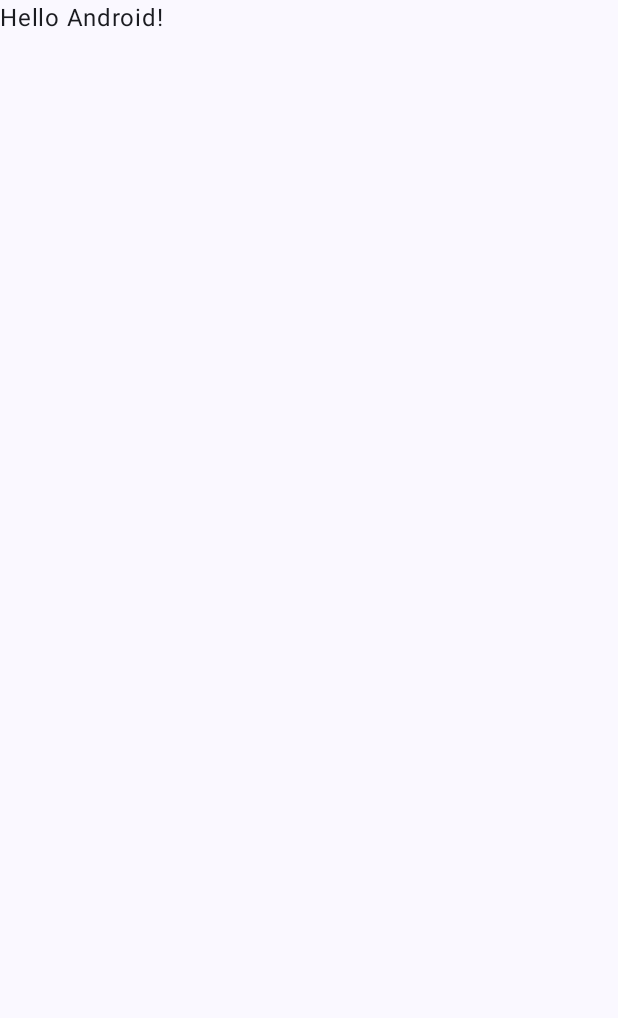
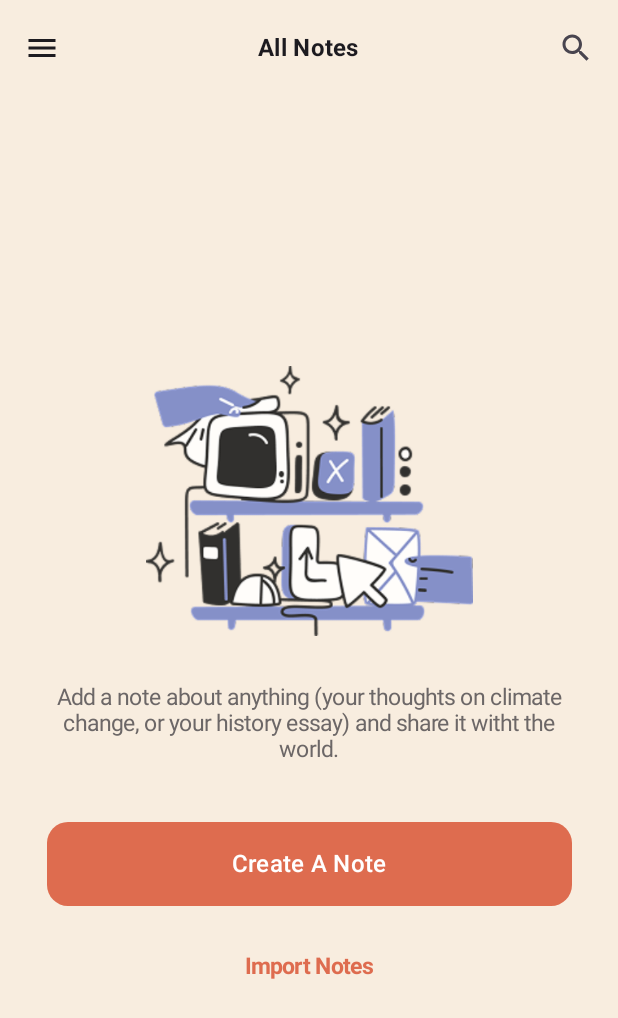
Before and after one commit to edufelip/MyNoteTakingApp, an Android app built with Jetpack Compose: the screen it shows after launch (MainActivity), on a phone screen of 412 x 824 dp. Before the commit the part shown is almost empty. Shown: the top 1018 px of the screen. Run offline under Robolectric (Android 15) with nearby library versions, the phone set to English and light mode, and no system bars.

Commit message:
feature/01: Building first screen

```diff
--- a/app/src/main/java/com/edufelip/notetakingapp/MainActivity.kt
+++ b/app/src/main/java/com/edufelip/notetakingapp/MainActivity.kt
@@ -4,20 +4,7 @@ import android.os.Bundle
 import androidx.activity.ComponentActivity
 import androidx.activity.compose.setContent
 import androidx.activity.enableEdgeToEdge
-import androidx.compose.foundation.layout.fillMaxSize
-import androidx.compose.foundation.layout.padding
-import androidx.compose.material.icons.Icons
-import androidx.compose.material.icons.filled.Add
-import androidx.compose.material3.ExperimentalMaterial3Api
-import androidx.compose.material3.FloatingActionButton
-import androidx.compose.material3.Icon
-import androidx.compose.material3.Scaffold
-import androidx.compose.material3.Text
-import androidx.compose.material3.TopAppBar
-import androidx.compose.runtime.Composable
-import androidx.compose.ui.Modifier
-import androidx.compose.ui.tooling.preview.Preview
-import androidx.compose.ui.unit.dp
+import com.edufelip.notetakingapp.ui.screens.home.HomeScreen
 import com.edufelip.notetakingapp.ui.theme.NoteTakingAppTheme
 
 class MainActivity : ComponentActivity() {
@@ -26,29 +13,8 @@ class MainActivity : ComponentActivity() {
         enableEdgeToEdge()
         setContent {
             NoteTakingAppTheme {
-                Scaffold(modifier = Modifier.fillMaxSize()) { innerPadding ->
-                    Greeting(
-                        name = "Android",
-                        modifier = Modifier.padding(innerPadding)
-                    )
-                }
+                HomeScreen()
             }
         }
     }
 }
-
-@Composable
-fun Greeting(name: String, modifier: Modifier = Modifier) {
-    Text(
-        text = "Hello $name!",
-        modifier = modifier
-    )
-}
-
-@Preview(showBackground = true)
-@Composable
-fun GreetingPreview() {
-    NoteTakingAppTheme {
-        Greeting("Android")
-    }
-}
--- /dev/null
+++ b/app/src/main/java/com/edufelip/notetakingapp/ui/screens/emptyNotes/EmptyNotesScreen.kt
@@ -0,0 +1,111 @@
+package com.edufelip.notetakingapp.ui.screens.emptyNotes
+
+import androidx.compose.foundation.Image
+import androidx.compose.foundation.layout.Box
+import androidx.compose.foundation.layout.Column
+import androidx.compose.foundation.layout.Spacer
+import androidx.compose.foundation.layout.fillMaxSize
+import androidx.compose.foundation.layout.fillMaxWidth
+import androidx.compose.foundation.layout.height
+import androidx.compose.foundation.layout.padding
+import androidx.compose.foundation.shape.RoundedCornerShape
+import androidx.compose.material3.Button
+import androidx.compose.material3.MaterialTheme
+import androidx.compose.material3.Scaffold
+import androidx.compose.material3.Text
+import androidx.compose.material3.TextButton
+import androidx.compose.runtime.Composable
+import androidx.compose.ui.Alignment
+import androidx.compose.ui.Modifier
+import androidx.compose.ui.graphics.ImageBitmap
+import androidx.compose.ui.res.imageResource
+import androidx.compose.ui.res.painterResource
+import androidx.compose.ui.text.font.FontWeight
+import androidx.compose.ui.text.style.TextAlign
+import androidx.compose.ui.tooling.preview.Preview
+import androidx.compose.ui.unit.dp
+import com.edufelip.notetakingapp.R
+import com.edufelip.notetakingapp.ui.theme.GrayText
+import com.edufelip.notetakingapp.ui.theme.NoteTakingAppTheme
+import com.edufelip.notetakingapp.ui.theme.PrimaryRed
+
+@Composable
+fun EmptyNotesScreen(
+    openDrawer: () -> Unit = {},
+    onClickCreateNote: () -> Unit = {},
+    onClickImportNotes: () -> Unit = {}
+) {
+    Scaffold(
+        topBar = {
+            EmptyNotesScreenTopBar(onMenuClick = openDrawer)
+        }
+    ) { padding ->
+        Box(
+            modifier = Modifier
+                .fillMaxSize()
+                .padding(padding)
+        ) {
+            Column(
+                modifier = Modifier
+                    .fillMaxWidth()
+                    .align(Alignment.Center),
+                horizontalAlignment = Alignment.CenterHorizontally
+            ) {
+                Spacer(modifier = Modifier.height(24.dp))
+                Image(
+                    painter = painterResource(id = R.drawable.empty_notes_screen_cover),
+                    contentDescription = "Empty Notes Screen Cover",
+                    modifier = Modifier
+                        .height(180.dp)
+                        .fillMaxWidth(0.7f)
+                )
+                Spacer(modifier = Modifier.height(32.dp))
+                Text(
+                    text = "Add a note about anything (your thoughts on climate change, or your history essay) and share it witht the world.",
+                    style = MaterialTheme.typography.bodyMedium,
+                    color = GrayText,
+                    textAlign = TextAlign.Center,
+                    modifier = Modifier.padding(horizontal = 32.dp)
+                )
+                Spacer(modifier = Modifier.height(40.dp))
+                Button(
+                    onClick = {
+                        onClickCreateNote()
+                    },
+                    shape = RoundedCornerShape(14.dp),
+                    modifier = Modifier
+                        .fillMaxWidth(0.85f)
+                        .height(56.dp)
+                ) {
+                    Text(
+                        text = "Create A Note",
+                        style = MaterialTheme.typography.titleMedium.copy(
+                            fontWeight = FontWeight.SemiBold
+                        )
+                    )
+                }
+                Spacer(modifier = Modifier.height(16.dp))
+                TextButton(
+                    onClick = {
+                        onClickImportNotes()
+                    }
+                ) {
+                    Text(
+                        text = "Import Notes",
+                        style = MaterialTheme.typography.bodyMedium.copy(
+                            color = PrimaryRed, fontWeight = FontWeight.Bold
+                        )
+                    )
+                }
+            }
+        }
+    }
+}
+
+@Composable
+@Preview
+fun EmptyNotesScreenPreview() {
+    NoteTakingAppTheme {
+        EmptyNotesScreen()
+    }
+}
--- /dev/null
+++ b/app/src/main/java/com/edufelip/notetakingapp/ui/screens/emptyNotes/EmptyNotesTopBar.kt
@@ -0,0 +1,66 @@
+package com.edufelip.notetakingapp.ui.screens.emptyNotes
+
+import androidx.compose.material.icons.Icons
+import androidx.compose.material.icons.filled.Menu
+import androidx.compose.material.icons.filled.Search
+import androidx.compose.material3.CenterAlignedTopAppBar
+import androidx.compose.material3.ExperimentalMaterial3Api
+import androidx.compose.material3.Icon
+import androidx.compose.material3.IconButton
+import androidx.compose.material3.MaterialTheme
+import androidx.compose.material3.Text
+import androidx.compose.material3.TopAppBarDefaults
+import androidx.compose.runtime.Composable
+import androidx.compose.ui.text.font.FontWeight
+import androidx.compose.ui.tooling.preview.Preview
+import com.edufelip.notetakingapp.ui.theme.NoteTakingAppTheme
+
+@OptIn(ExperimentalMaterial3Api::class)
+@Composable
+fun EmptyNotesScreenTopBar(
+    onMenuClick: () -> Unit = {},
+    onSearchClick: () -> Unit = {}
+) {
+    CenterAlignedTopAppBar(
+        title = {
+            Text(
+                text = "All Notes",
+                style = MaterialTheme.typography.titleMedium.copy(
+                    fontWeight = FontWeight.Bold
+                )
+            )
+        },
+        navigationIcon = {
+            IconButton(
+                onClick = {
+                    onMenuClick()
+                }
+            ) {
+                Icon(
+                    imageVector = Icons.Default.Menu,
+                    contentDescription = "Search"
+                )
+            }
+        },
+        actions = {
+            IconButton(
+                onClick = {
+                    onSearchClick()
+                }
+            ) {
+                Icon(Icons.Default.Search, contentDescription = "Search")
+            }
+        },
+        colors = TopAppBarDefaults.centerAlignedTopAppBarColors().copy(
+            containerColor = MaterialTheme.colorScheme.background
+        )
+    )
+}
+
+@Composable
+@Preview
+fun EmptyScreenTopBarPreview() {
+    NoteTakingAppTheme {
+        EmptyNotesScreenTopBar()
+    }
+}
--- /dev/null
+++ b/app/src/main/java/com/edufelip/notetakingapp/ui/screens/home/DrawerContent.kt
@@ -0,0 +1,38 @@
+package com.edufelip.notetakingapp.ui.screens.home
+
+import androidx.compose.foundation.layout.padding
+import androidx.compose.material3.HorizontalDivider
+import androidx.compose.material3.ModalDrawerSheet
+import androidx.compose.material3.NavigationDrawerItem
+import androidx.compose.material3.NavigationDrawerItemDefaults
+import androidx.compose.material3.Text
+import androidx.compose.runtime.Composable
+import androidx.compose.ui.Modifier
+import androidx.compose.ui.tooling.preview.Preview
+import androidx.compose.ui.unit.dp
+import com.edufelip.notetakingapp.ui.theme.NoteTakingAppTheme
+
+@Composable
+fun DrawerContent() {
+    ModalDrawerSheet {
+        Text(
+            text =  "My Notes",
+            modifier = Modifier.padding(16.dp)
+        )
+        HorizontalDivider()
+        NavigationDrawerItem(
+            label = { Text(text = "Create Note") },
+            selected = true,
+            onClick = {},
+            modifier = Modifier.padding(NavigationDrawerItemDefaults.ItemPadding)
+        )
+    }
+}
+
+@Composable
+@Preview
+fun DrawerContentPreview() {
+    NoteTakingAppTheme {
+        DrawerContent()
+    }
+}
--- /dev/null
+++ b/app/src/main/java/com/edufelip/notetakingapp/ui/screens/home/HomeScreen.kt
@@ -0,0 +1,55 @@
+package com.edufelip.notetakingapp.ui.screens.home
+
+import androidx.compose.material3.DrawerValue
+import androidx.compose.material3.ModalNavigationDrawer
+import androidx.compose.material3.rememberDrawerState
+import androidx.compose.runtime.Composable
+import androidx.compose.runtime.rememberCoroutineScope
+import androidx.compose.ui.tooling.preview.Preview
+import com.edufelip.notetakingapp.ui.screens.emptyNotes.EmptyNotesScreen
+import com.edufelip.notetakingapp.ui.theme.NoteTakingAppTheme
+import kotlinx.coroutines.launch
+
+@Composable
+fun HomeScreen(
+    initialDrawerState: DrawerValue = DrawerValue.Closed
+) {
+    val drawerState = rememberDrawerState(initialDrawerState)
+    val scope = rememberCoroutineScope()
+    ModalNavigationDrawer(
+        drawerState = drawerState,
+        drawerContent = {
+            DrawerContent()
+        }
+    ) {
+        EmptyNotesScreen(
+            openDrawer = {
+                scope.launch {
+                    drawerState.open()
+                }
+            },
+            onClickCreateNote = {
+                // Navigate to create note
+            },
+            onClickImportNotes = {
+                // Import Notes
+            }
+        )
+    }
+}
+
+@Preview
+@Composable
+fun HomeScreenOpenPreview() {
+    NoteTakingAppTheme {
+        HomeScreen(DrawerValue.Open)
+    }
+}
+
+@Preview
+@Composable
+fun HomeScreenClosedPreview() {
+    NoteTakingAppTheme {
+        HomeScreen(DrawerValue.Closed)
+    }
+}
--- a/app/src/main/java/com/edufelip/notetakingapp/ui/theme/Color.kt
+++ b/app/src/main/java/com/edufelip/notetakingapp/ui/theme/Color.kt
@@ -2,10 +2,8 @@ package com.edufelip.notetakingapp.ui.theme
 
 import androidx.compose.ui.graphics.Color
 
-val Purple80 = Color(0xFFD0BCFF)
-val PurpleGrey80 = Color(0xFFCCC2DC)
-val Pink80 = Color(0xFFEFB8C8)
-
-val Purple40 = Color(0xFF6650a4)
-val PurpleGrey40 = Color(0xFF625b71)
-val Pink40 = Color(0xFF7D5260)
+val Beige = Color(0xFFF8EDDF)
+val PrimaryRed = Color(0xFFDE6C4F)
+val GrayText = Color(0xFF6c6767)
+val Black = Color(0xFF2D2D2D)
+val White = Color(0xFFFFFFFF)
--- a/app/src/main/java/com/edufelip/notetakingapp/ui/theme/Theme.kt
+++ b/app/src/main/java/com/edufelip/notetakingapp/ui/theme/Theme.kt
@@ -1,6 +1,5 @@
 package com.edufelip.notetakingapp.ui.theme
 
-import android.app.Activity
 import android.os.Build
 import androidx.compose.foundation.isSystemInDarkTheme
 import androidx.compose.material3.MaterialTheme
@@ -11,33 +10,18 @@ import androidx.compose.material3.lightColorScheme
 import androidx.compose.runtime.Composable
 import androidx.compose.ui.platform.LocalContext
 
-private val DarkColorScheme = darkColorScheme(
-    primary = Purple80,
-    secondary = PurpleGrey80,
-    tertiary = Pink80
-)
-
 private val LightColorScheme = lightColorScheme(
-    primary = Purple40,
-    secondary = PurpleGrey40,
-    tertiary = Pink40
-
-    /* Other default colors to override
-    background = Color(0xFFFFFBFE),
-    surface = Color(0xFFFFFBFE),
-    onPrimary = Color.White,
-    onSecondary = Color.White,
-    onTertiary = Color.White,
-    onBackground = Color(0xFF1C1B1F),
-    onSurface = Color(0xFF1C1B1F),
-    */
+    background = Beige,
+    primary = PrimaryRed,
+    onPrimary = White,
+    onBackground = Black,
+    secondary = PrimaryRed
 )
 
 @Composable
 fun NoteTakingAppTheme(
     darkTheme: Boolean = isSystemInDarkTheme(),
-    // Dynamic color is available on Android 12+
-    dynamicColor: Boolean = true,
+    dynamicColor: Boolean = false,
     content: @Composable () -> Unit
 ) {
     val colorScheme = when {
@@ -46,7 +30,6 @@ fun NoteTakingAppTheme(
             if (darkTheme) dynamicDarkColorScheme(context) else dynamicLightColorScheme(context)
         }
 
-        darkTheme -> DarkColorScheme
         else -> LightColorScheme
     }
 
--- a/app/src/main/java/com/edufelip/notetakingapp/ui/theme/Type.kt
+++ b/app/src/main/java/com/edufelip/notetakingapp/ui/theme/Type.kt
@@ -6,29 +6,17 @@ import androidx.compose.ui.text.font.FontFamily
 import androidx.compose.ui.text.font.FontWeight
 import androidx.compose.ui.unit.sp
 
-// Set of Material typography styles to start with
 val Typography = Typography(
-    bodyLarge = TextStyle(
+    titleLarge = TextStyle(
+        fontFamily = FontFamily.Default,
+        fontWeight = FontWeight.Black,
+        fontSize = 22.sp,
+        color = Black
+    ),
+    bodyMedium = TextStyle(
         fontFamily = FontFamily.Default,
         fontWeight = FontWeight.Normal,
-        fontSize = 16.sp,
-        lineHeight = 24.sp,
-        letterSpacing = 0.5.sp
+        fontSize = 15.sp,
+        color = GrayText
     )
-    /* Other default text styles to override
-    titleLarge = TextStyle(
-        fontFamily = FontFamily.Default,
-        fontWeight = FontWeight.Normal,
-        fontSize = 22.sp,
-        lineHeight = 28.sp,
-        letterSpacing = 0.sp
-    ),
-    labelSmall = TextStyle(
-        fontFamily = FontFamily.Default,
-        fontWeight = FontWeight.Medium,
-        fontSize = 11.sp,
-        lineHeight = 16.sp,
-        letterSpacing = 0.5.sp
-    )
-    */
 )
```
Also changed, not shown: app/src/main/res/drawable/empty_notes_screen_cover.png (added), 1 other file.
